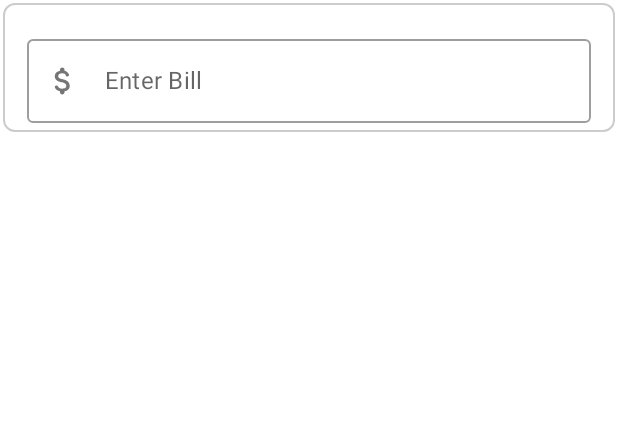
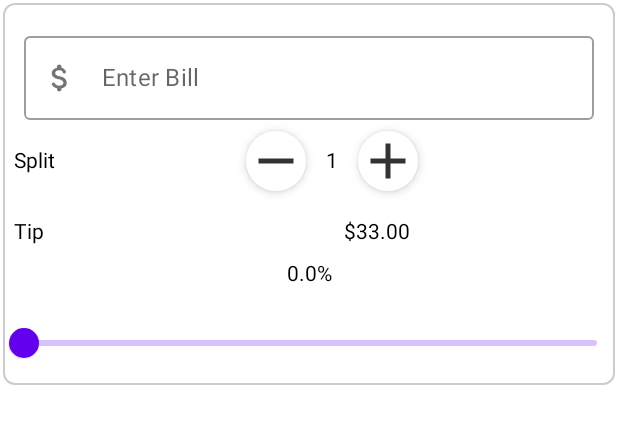
Before and after one commit to alinbabu2010/JetTipApp, an Android app built with Jetpack Compose: the @Preview function MainContent, on a phone screen of 412 x 824 dp. Shown: the top 424 px of the screen. Run offline under Robolectric (Android 15) with nearby library versions, the phone set to English and light mode, and no system bars.

Commit message:
Add new components to BillForm and change column padding

```diff
--- a/app/src/main/java/com/jetpack/tip/MainActivity.kt
+++ b/app/src/main/java/com/jetpack/tip/MainActivity.kt
@@ -15,10 +15,9 @@ import androidx.compose.material.Text
 import androidx.compose.material.icons.Icons
 import androidx.compose.material.icons.filled.Add
 import androidx.compose.material.icons.filled.Remove
-import androidx.compose.runtime.Composable
-import androidx.compose.runtime.mutableStateOf
-import androidx.compose.runtime.remember
+import androidx.compose.runtime.*
 import androidx.compose.ui.Alignment
+import androidx.compose.ui.Alignment.Companion.CenterVertically
 import androidx.compose.ui.ExperimentalComposeUiApi
 import androidx.compose.ui.Modifier
 import androidx.compose.ui.draw.clip
@@ -29,6 +28,9 @@ import androidx.compose.ui.text.font.FontWeight
 import androidx.compose.ui.tooling.preview.Preview
 import androidx.compose.ui.unit.dp
 import com.jetpack.tip.components.InputField
+import com.jetpack.tip.components.SplitRow
+import com.jetpack.tip.components.TipPercentageSlider
+import com.jetpack.tip.components.TipRow
 import com.jetpack.tip.ui.theme.JetTipAppTheme
 import com.jetpack.tip.ui.theme.Purple100
 import com.jetpack.tip.widgets.RoundIconButton
@@ -120,7 +122,7 @@ fun BillForm(onValChange: (String) -> Unit) {
         border = BorderStroke(width = 1.dp, color = Color.LightGray)
     ) {
         Column(
-            modifier = Modifier.padding(6.dp),
+            modifier = Modifier.padding(4.dp),
             verticalArrangement = Arrangement.Top,
             horizontalAlignment = Alignment.Start
         ) {
@@ -135,24 +137,13 @@ fun BillForm(onValChange: (String) -> Unit) {
                     keyboardController?.hide()
                 }
             )
-            if (validState) {
-                Row(
-                    modifier = Modifier.padding(3.dp),
-                    horizontalArrangement = Arrangement.Start,
-                ) {
-                    Text(text = "Split", modifier = Modifier.align(Alignment.CenterVertically))
-                    Spacer(modifier = Modifier.width(120.dp))
-                    Row(
-                        modifier = Modifier.padding(horizontal = 3.dp),
-                        horizontalArrangement = Arrangement.End
-                    ) {
-                        RoundIconButton(imageVector = Icons.Default.Remove, onClick = { /*TODO*/ })
-                        RoundIconButton(imageVector = Icons.Default.Add, onClick = { /*TODO*/ })
-                    }
-                }
-            } else {
-                Box() {}
-            }
+//            if (validState) {
+                SplitRow()
+                TipRow()
+                TipPercentageSlider()
+//            } else {
+//                Box() {}
+//            }
 
         }
     }
```
